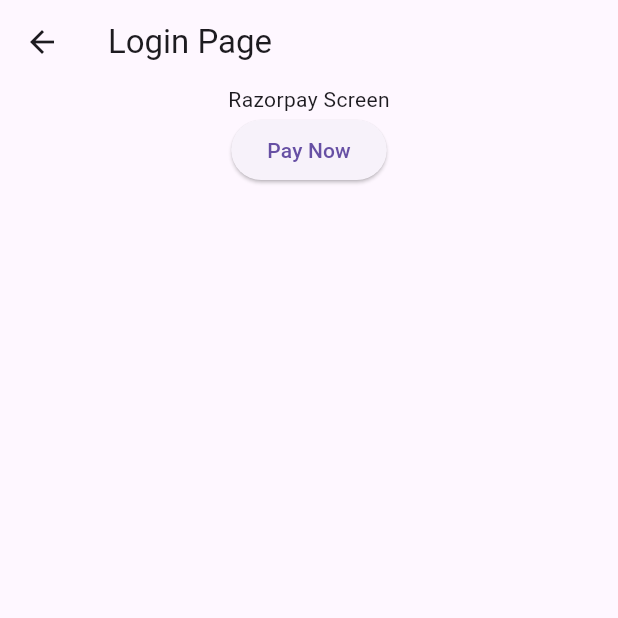
After one commit to foreseetrade/foreseev2, a Flutter app: the screen it shows after launch, after a tap on "Payment Screen", on a phone screen of 412 x 824 dp, the top half of it. The commit adds this screen. Run offline on Flutter 3.47's test engine with Material 3 defaults, Android fonts, the phone set to English and light mode, and no system bars; our stand-ins replace supabase_flutter; missing offline and left inert: razorpay_flutter; accounts and stored records are empty.

Commit message:
Setup Codemagic Publish #2

```diff
--- a/lib/config/dotenv_config.dart
+++ b/lib/config/dotenv_config.dart
@@ -14,8 +14,11 @@
   // supabaseUrl = dotenv.env['SUPABASE_URL'] ?? '';
   // supabaseKey = dotenv.env['SUPABASE_KEY'] ?? '';
 
-  supabaseUrl =  io.Platform.environment['SUPABASE_URL'];
-  supabaseKey =  io.Platform.environment['SUPABASE_KEY'];
+  // supabaseUrl =  io.Platform.environment['SUPABASE_URL'];
+  // supabaseKey =  io.Platform.environment['SUPABASE_KEY'];
+
+  supabaseUrl = 'https://rlhkgxztxhzpnmrvfojj.supabase.co';
+  supabaseKey = 'eyJhbGciOiJIUzI1NiIsInR5cCI6IkpXVCJ9.eyJpc3MiOiJzdXBhYmFzZSIsInJlZiI6InJsaGtneHp0eGh6cG5tcnZmb2pqIiwicm9sZSI6ImFub24iLCJpYXQiOjE3MDI1NzE1MDAsImV4cCI6MjAxODE0NzUwMH0.ND890DdH5SeRzcvwMs6zrSZK0jUTU5DARwFwxEwB_Gw';
 }
 
 SupabaseClient initializeSupabase() {
--- a/lib/inspirations.txt
+++ b/lib/inspirations.txt
@@ -6,3 +6,7 @@
 
 https://pub.dev/documentation/sliding_clipped_nav_bar/latest/
 https://pub.dev/packages/awesome_bottom_bar
+
+
+Confetti :
+https://github.com/funwithflutter/flutter_confetti?tab=readme-ov-file
--- a/lib/screens/home_screen.dart
+++ b/lib/screens/home_screen.dart
@@ -2,6 +2,7 @@
 
 import "package:flutter/material.dart";
 import 'package:foreseev2/screens/auth/login_screen.dart';
+import 'package:foreseev2/screens/payment/razorpay_screen.dart';
 import 'package:foreseev2/screens/second_screen.dart';
 import "package:supabase_flutter/supabase_flutter.dart";
 
@@ -52,6 +53,18 @@
               },
               child: const Text('Login'),
             ),
+            ElevatedButton(
+              onPressed: () {
+                // Navigate to the Payment page on button click
+                Navigator.push(
+                  context,
+                  MaterialPageRoute(
+                    builder: (context) => RazorpayScreen(),
+                  ),
+                );
+              },
+              child: const Text('Payment Screen'),
+            ),
           ],
         ),
       ),
--- /dev/null
+++ b/lib/screens/payment/razorpay_screen.dart
@@ -0,0 +1,84 @@
+import 'package:flutter/material.dart';
+import 'package:flutter/services.dart';
+import 'package:razorpay_flutter/razorpay_flutter.dart';
+
+class RazorpayScreen extends StatefulWidget {
+  const RazorpayScreen({Key? key}) : super(key: key);
+
+  @override
+  _RazorpayScreenState createState() => _RazorpayScreenState();
+}
+
+class _RazorpayScreenState extends State<RazorpayScreen> {
+  static const platform = const MethodChannel("razorpay_flutter");
+
+  // var _razorpay = Razorpay();
+
+  // Razorpay _razorpay = Razorpay();
+  Razorpay _razorpay = Razorpay();
+
+  void initstate() {
+    super.initState();
+    _razorpay.on(Razorpay.EVENT_PAYMENT_SUCCESS, _handlePaymentSuccess);
+    _razorpay.on(Razorpay.EVENT_PAYMENT_ERROR, _handlePaymentError);
+    _razorpay.on(Razorpay.EVENT_EXTERNAL_WALLET, _handleExternalWallet);
+  }
+
+  @override
+  void dispose() {
+    super.dispose();
+    _razorpay.clear();
+  }
+
+  var options = {
+    'key': 'rzp_test_vmA4x7wYfVlNWp',
+    'amount': 50000, //in the smallest currency sub-unit.
+    'name': 'Test APP NAME',
+    'order_id': 'order_NDw7SyFj7PDscZ', // Generate order_id using Orders API
+    'description': 'Test Payment',
+    'timeout': 60, // in seconds
+    'prefill': {'contact': '9990909090', 'email': 'test@random.com'}
+  };
+
+  void openCheckout() async {
+    try {
+      _razorpay.open(options);
+    } catch (e) {
+      debugPrint(e.toString());
+    }
+  }
+
+  void _handlePaymentSuccess(PaymentSuccessResponse response) {
+    // Do something when payment succeeds
+    print('Payment Success');
+  }
+
+  void _handlePaymentError(PaymentFailureResponse response) {
+    // Do something when payment fails
+    print('Payment Failed');
+  }
+
+  void _handleExternalWallet(ExternalWalletResponse response) {
+    // Do something when an external wallet is selected
+    print('External Wallet');
+  }
+
+  @override
+  Widget build(BuildContext context) {
+    return Scaffold(
+        appBar: AppBar(
+          title: const Text('Login Page'),
+        ),
+        body: Center(
+          child: Column(
+            children: [
+              Text('Razorpay Screen'),
+              ElevatedButton(
+                onPressed: openCheckout,
+                child: Text('Pay Now'),
+              ),
+            ],
+          ),
+        ));
+  }
+}
--- a/pubspec.yaml
+++ b/pubspec.yaml
@@ -17,7 +17,7 @@
 # https://developer.apple.com/library/archive/documentation/General/Reference/InfoPlistKeyReference/Articles/CoreFoundationKeys.html
 # In Windows, build-name is used as the major, minor, and patch parts
 # of the product and file versions while build-number is used as the build suffix.
-version: 1.0.0+1
+version: 1.0.0+2
 
 environment:
   sdk: '>=3.2.2 <4.0.0'
@@ -39,6 +39,8 @@
   sliding_clipped_nav_bar:
     git:
       url: https://github.com/watery-desert/sliding_clipped_nav_bar
+  razorpay_flutter: ^1.3.3
+  package_info_plus: any
 
 dev_dependencies:
   flutter_test:
```
Also changed, not shown: lib/main.dart (+186 -186 lines), pubspec.lock, 4 other files.
